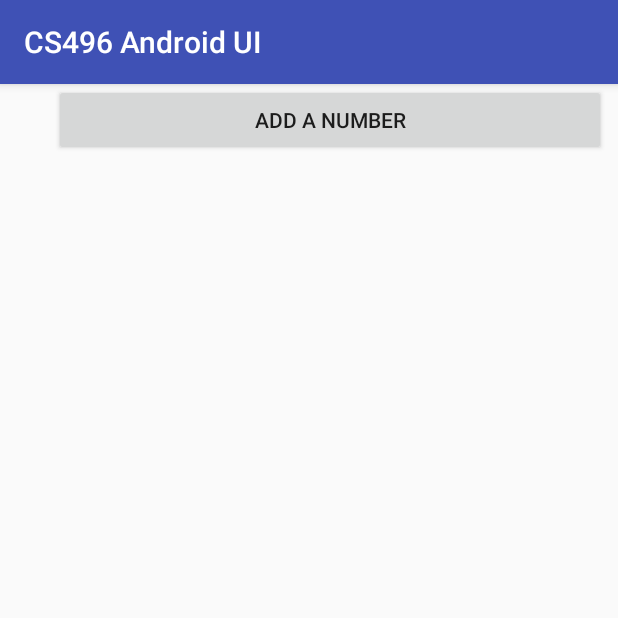
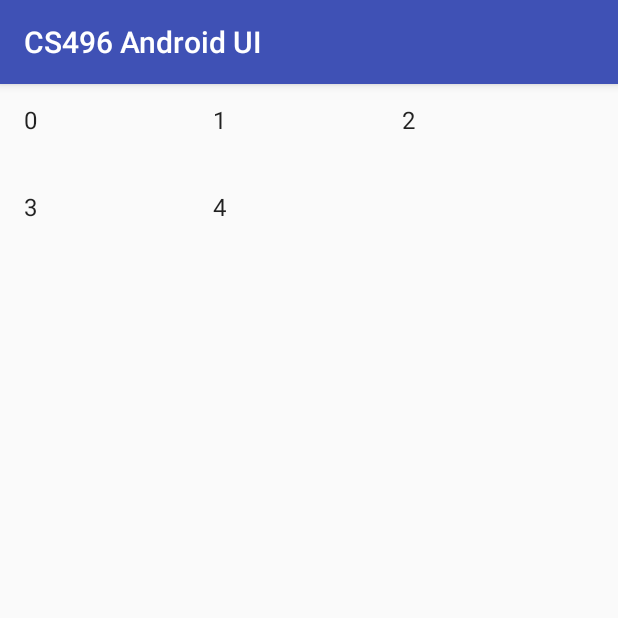
Before and after one commit to Meadosc/CS496-Android-UI, an Android app: the GridViewActivity screen opened directly, with no data from a screen before it, on a phone screen of 412 x 824 dp, the top half of it. Run offline under Robolectric (Android 15) with nearby library versions, the phone set to English and light mode, and no system bars.

Commit message:
grid currently working. No button.

```diff
--- a/app/src/main/java/com/example/android/cs496androidui/GridViewActivity.java
+++ b/app/src/main/java/com/example/android/cs496androidui/GridViewActivity.java
@@ -32,14 +32,14 @@ public class GridViewActivity extends AppCompatActivity {
 
         //Following code copied from justin wolford lecture video
         //Creates a button that adds numbers to the grid.
-        Button addButton = (Button) findViewById(R.id.grid_view_addButton); //assign button
+//        Button addButton = (Button) findViewById(R.id.grid_view_addButton); //assign button
         //set listener for click event
-        addButton.setOnClickListener(new Button.OnClickListener() {
-            @Override
-            public void onClick(View v) {
-                gridNumbers.add(gridNumbers.size()); //update size of array
-                ((ArrayAdapter) gridList.getAdapter()).notifyDataSetChanged(); //update grid view
-            }
-        });
+//        addButton.setOnClickListener(new Button.OnClickListener() {
+//            @Override
+//            public void onClick(View v) {
+//                gridNumbers.add(gridNumbers.size()); //update size of array
+//                ((ArrayAdapter) gridList.getAdapter()).notifyDataSetChanged(); //update grid view
+//            }
+//        });
     }
 }
--- a/app/src/main/res/layout/activity_grid_view.xml
+++ b/app/src/main/res/layout/activity_grid_view.xml
@@ -7,23 +7,12 @@
     tools:context="com.example.android.cs496androidui.GridViewActivity">
 
 
-    <Button
-        android:id="@+id/grid_view_addButton"
-        android:layout_width="368dp"
-        android:layout_height="wrap_content"
-        android:layout_gravity="end"
-        android:text="@string/addButton_grid_view"
-        tools:layout_editor_absoluteY="0dp"
-        android:layout_marginRight="8dp"
-        app:layout_constraintRight_toRightOf="parent"
-        android:layout_marginEnd="8dp" />
-
 
 
     <GridView xmlns:android="http://schemas.android.com/apk/res/android"
         android:id="@+id/grid_list_view"
-        android:layout_width="0dp"
-        android:layout_height="0dp"
+        android:layout_width="368dp"
+        android:layout_height="495dp"
         android:columnWidth="90dp"
         android:numColumns="auto_fit"
         android:verticalSpacing="10dp"
@@ -31,9 +20,7 @@
         android:stretchMode="columnWidth"
         android:gravity="center"
         tools:layout_editor_absoluteY="8dp"
-        tools:layout_editor_absoluteX="8dp" >
-
-    </GridView>
+        tools:layout_editor_absoluteX="8dp" />
 
 
 </android.support.constraint.ConstraintLayout>
```
